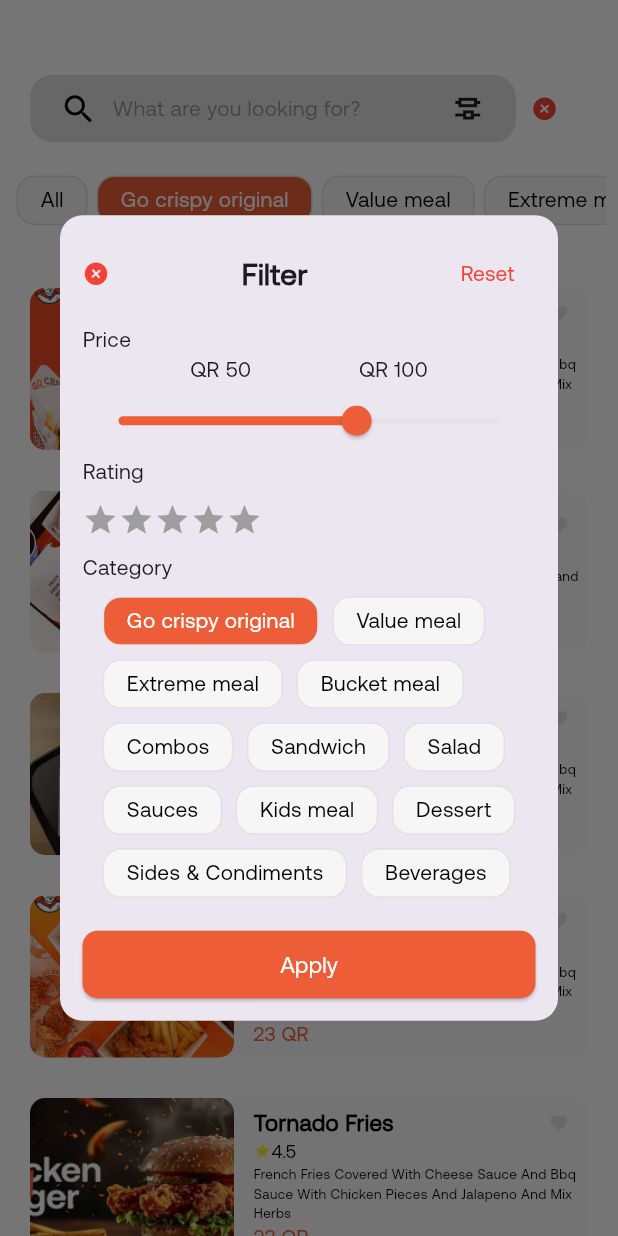
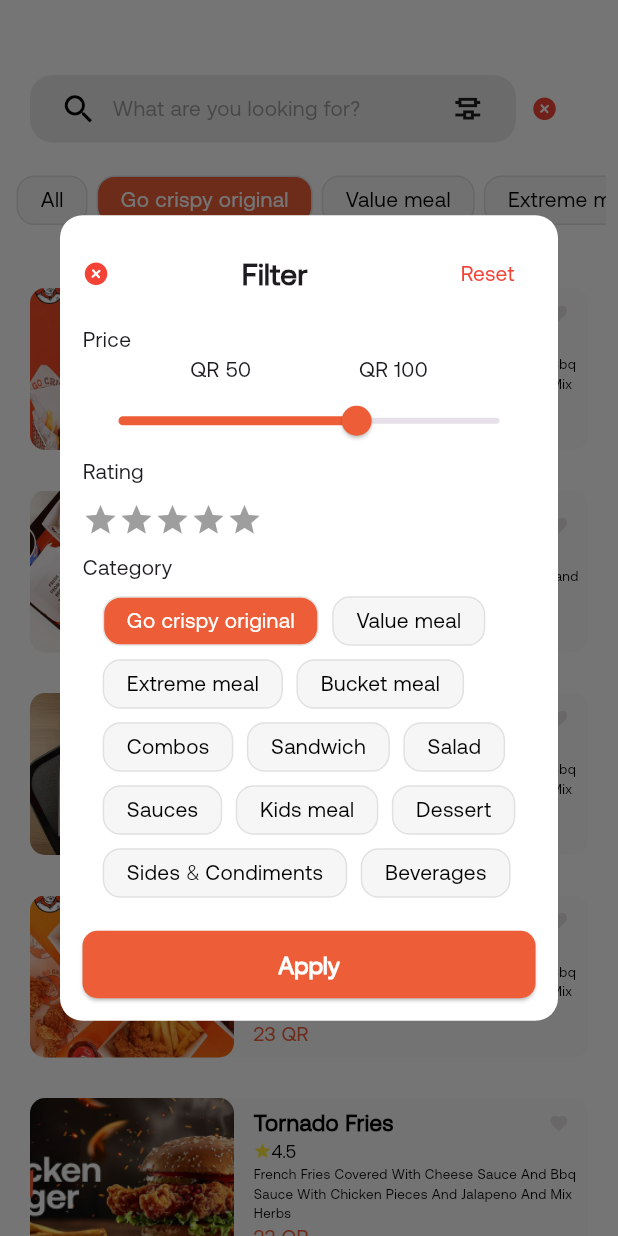
Before and after one commit to Afaf997/food_delivery_app, a Flutter app: the SearchScreen screen opened directly, after a tap on the "candlestick chart" icon, on a phone screen of 412 x 824 dp. Run offline on Flutter 3.47's test engine with Material 3 defaults, Android fonts, the phone set to English and light mode, and no system bars; our stand-ins replace pin_code_text_field.

Commit message:
style complete changed

```diff
--- a/lib/screens/All_categories.dart
+++ b/lib/screens/All_categories.dart
@@ -11,6 +11,7 @@
   @override
   Widget build(BuildContext context) {
     return Scaffold(
+      backgroundColor: kWhite,
       body: Column(
         crossAxisAlignment: CrossAxisAlignment.start,
         children: [
--- a/lib/screens/search_screen.dart
+++ b/lib/screens/search_screen.dart
@@ -1,7 +1,6 @@
 import 'package:flutter/material.dart';
 import 'package:food_delivery_app/utils/constant.dart';
 import 'package:food_delivery_app/widget/food_item_card.dart';
-import 'package:food_delivery_app/widget/reusable_button.dart';
 import 'package:food_delivery_app/widget/reusable_okay_button.dart';
 
 class SearchScreen extends StatelessWidget {
@@ -23,7 +22,7 @@
                     padding: const EdgeInsets.symmetric(
                         vertical: 10.0, horizontal: 20.0),
                     decoration: BoxDecoration(
-                      color: klgreyColor,
+                      color: kSEARCHColor,
                       borderRadius: BorderRadius.circular(15.0),
                     ),
                     child: Row(
@@ -43,10 +42,12 @@
                               context: context,
                               builder: (BuildContext context) {
                                 return Dialog(
+                                  backgroundColor: kWhite,
                                   shape: RoundedRectangleBorder(
                                     borderRadius: BorderRadius.circular(15),
                                   ),
                                   child: Container(
+
                                     width: MediaQuery.of(context).size.width * 0.9, // Adjusted width to 90%
                                     padding: const EdgeInsets.all(15),
                                     child: Column(
@@ -76,7 +77,7 @@
                                               },
                                               child: const Text(
                                                 'Reset',
-                                                style: TextStyle(color: kredcolor),
+                                                style: TextStyle(color: kredcolor,fontSize: 14),
                                               ),
                                             ),
                                           ],
@@ -84,13 +85,13 @@
                                         const SizedBox(height: 10),
                                         const Align(
                                           alignment: Alignment.centerLeft,
-                                          child: Text('Price'),
+                                          child: Text('Price',style: TextStyle(fontSize: 14),),
                                         ),
                                         const Row(
                                           mainAxisAlignment: MainAxisAlignment.spaceEvenly,
                                           children: [
-                                            Text('QR 50'),
-                                            Text('QR 100'),
+                                            Text('QR 50',style: TextStyle(fontSize: 14),),
+                                            Text('QR 100',style: TextStyle(fontSize: 14),),
                                           ],
                                         ),
                                         Slider(
@@ -143,7 +144,7 @@
                                           buttonText: 'Apply',
                                           buttonColor: kOrangeColor,
                                           textColor: kWhite,
-                                          fontSize: 15,
+                                          fontSize: 16,
                                         ),
                                       ],
                                     ),
@@ -273,7 +274,8 @@
         label,
         style: TextStyle(
           color: color == kOrangeColor ? kWhite : kblack,
-          fontWeight: FontWeight.w400,
+          fontWeight: FontWeight.w300,
+          fontSize: 14
         ),
       ),
     );
--- a/lib/utils/constant.dart
+++ b/lib/utils/constant.dart
@@ -14,9 +14,11 @@
 const Color korgGrey=Colors.grey;
 const Color klistgreyColor =  Color(0xFFDDDDDD);
 const Color klgreyColor =  Color(0xFFE1E1E1);
+const Color kSEARCHColor =  Color(0xFFEAEAEA);
 const Color kColorgrey =  Color(0xFFF6F6F6);
 const Color kcontainergrey =  Color(0xFFF5F5F5);
 const Color ktextgrey =  Color(0xFFBCBCBC);
+const Color kallcontainer =  Color(0xFFFAFAFA);
 const Color kColoryellow =  Color(0xFFFFBF34);
 const Color kColorgreen =  Color(0xFF4C782D);
 const Color kiconcolor =  Color(0xFF292D32);
--- a/lib/widget/food_item_card.dart
+++ b/lib/widget/food_item_card.dart
@@ -25,7 +25,7 @@
       child: Container(
         margin: const EdgeInsets.only(bottom: 12),
         decoration: BoxDecoration(
-          color: const Color.fromARGB(250, 250, 250, 252),
+          color: kallcontainer,
           borderRadius: BorderRadius.circular(10),
         ),
         child: Column(
--- a/lib/widget/reusable_okay_button.dart
+++ b/lib/widget/reusable_okay_button.dart
@@ -15,6 +15,7 @@
     this.buttonColor = kOrangeColor,
     this.textColor = Colors.white,
     this.fontSize = 16.0,
+
   });
 
   @override
@@ -41,6 +42,7 @@
           style: TextStyle(
             color: textColor,
             fontSize: fontSize,
+            fontWeight: FontWeight.w600
           ),
         ),
       ),
```
